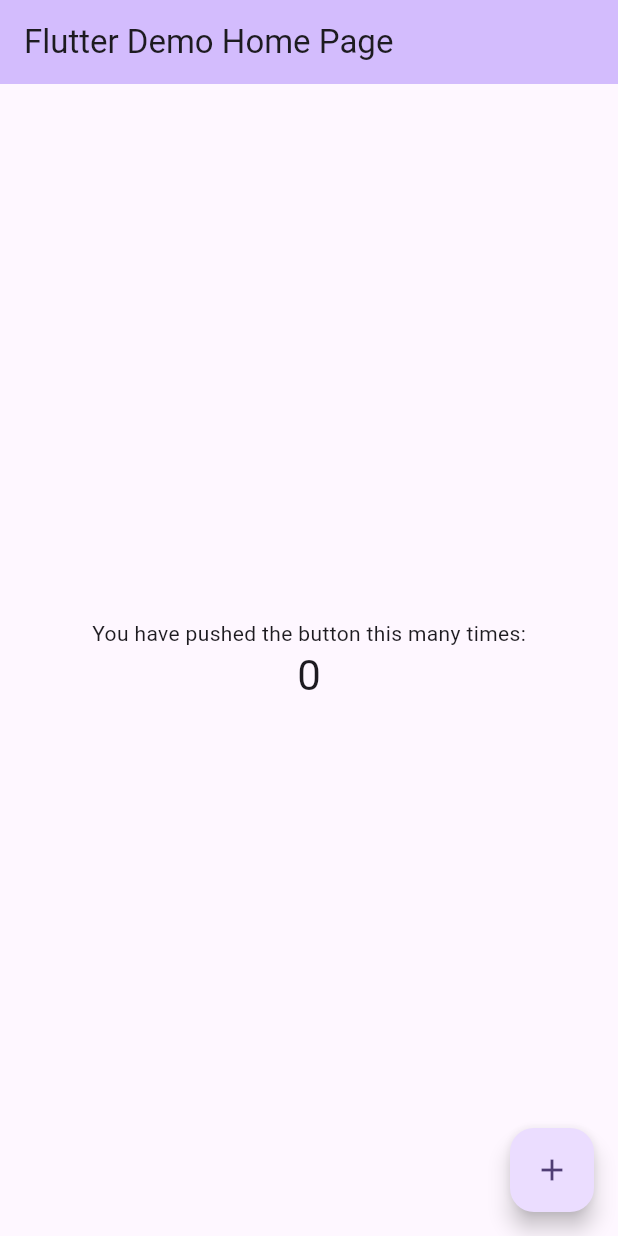
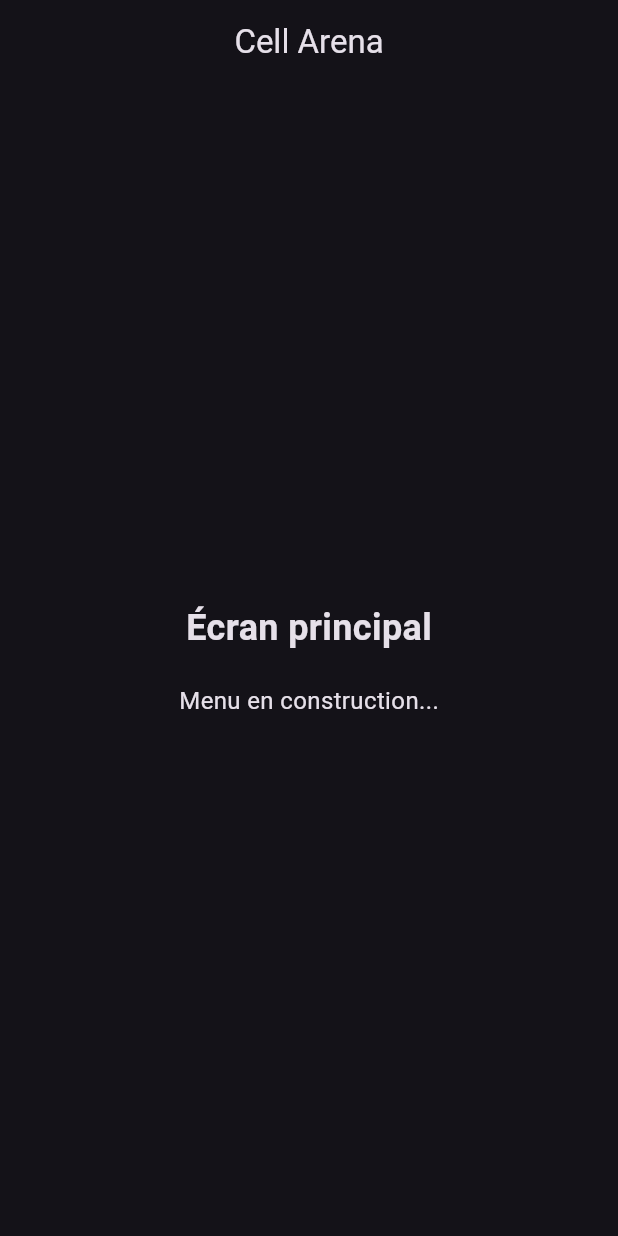
Before and after one commit to tikev1566/projet_cell_k_a, a Flutter app: the screen it shows after launch, on a phone screen of 412 x 824 dp. Run offline on Flutter 3.47's test engine with Material 3 defaults, Android fonts, the phone set to English and light mode, and no system bars.

Commit message:
m1
mise a jour

```diff
--- a/lib/main.dart
+++ b/lib/main.dart
@@ -1,4 +1,5 @@
 import 'package:flutter/material.dart';
+import 'screens/home_screen.dart';
 
 void main() {
   runApp(const MyApp());
@@ -7,116 +8,13 @@ void main() {
 class MyApp extends StatelessWidget {
   const MyApp({super.key});
 
-  // This widget is the root of your application.
   @override
   Widget build(BuildContext context) {
     return MaterialApp(
-      title: 'Flutter Demo',
-      theme: ThemeData(
-        // This is the theme of your application.
-        //
-        // TRY THIS: Try running your application with "flutter run". You'll see
-        // the application has a purple toolbar. Then, without quitting the app,
-        // try changing the seedColor in the colorScheme below to Colors.green
-        // and then invoke "hot reload" (save your changes or press the "hot
-        // reload" button in a Flutter-supported IDE, or press "r" if you used
-        // the command line to start the app).
-        //
-        // Notice that the counter didn't reset back to zero; the application
-        // state is not lost during the reload. To reset the state, use hot
-        // restart instead.
-        //
-        // This works for code too, not just values: Most code changes can be
-        // tested with just a hot reload.
-        colorScheme: .fromSeed(seedColor: Colors.deepPurple),
-      ),
-      home: const MyHomePage(title: 'Flutter Demo Home Page'),
+      title: 'Cell Arena',
+      debugShowCheckedModeBanner: false,
+      theme: ThemeData.dark(),
+      home: const HomeScreen(),
     );
   }
 }
-
-class MyHomePage extends StatefulWidget {
-  const MyHomePage({super.key, required this.title});
-
-  // This widget is the home page of your application. It is stateful, meaning
-  // that it has a State object (defined below) that contains fields that affect
-  // how it looks.
-
-  // This class is the configuration for the state. It holds the values (in this
-  // case the title) provided by the parent (in this case the App widget) and
-  // used by the build method of the State. Fields in a Widget subclass are
-  // always marked "final".
-
-  final String title;
-
-  @override
-  State<MyHomePage> createState() => _MyHomePageState();
-}
-
-class _MyHomePageState extends State<MyHomePage> {
-  int _counter = 0;
-
-  void _incrementCounter() {
-    setState(() {
-      // This call to setState tells the Flutter framework that something has
-      // changed in this State, which causes it to rerun the build method below
-      // so that the display can reflect the updated values. If we changed
-      // _counter without calling setState(), then the build method would not be
-      // called again, and so nothing would appear to happen.
-      _counter++;
-    });
-  }
-
-  @override
-  Widget build(BuildContext context) {
-    // This method is rerun every time setState is called, for instance as done
-    // by the _incrementCounter method above.
-    //
-    // The Flutter framework has been optimized to make rerunning build methods
-    // fast, so that you can just rebuild anything that needs updating rather
-    // than having to individually change instances of widgets.
-    return Scaffold(
-      appBar: AppBar(
-        // TRY THIS: Try changing the color here to a specific color (to
-        // Colors.amber, perhaps?) and trigger a hot reload to see the AppBar
-        // change color while the other colors stay the same.
-        backgroundColor: Theme.of(context).colorScheme.inversePrimary,
-        // Here we take the value from the MyHomePage object that was created by
-        // the App.build method, and use it to set our appbar title.
-        title: Text(widget.title),
-      ),
-      body: Center(
-        // Center is a layout widget. It takes a single child and positions it
-        // in the middle of the parent.
-        child: Column(
-          // Column is also a layout widget. It takes a list of children and
-          // arranges them vertically. By default, it sizes itself to fit its
-          // children horizontally, and tries to be as tall as its parent.
-          //
-          // Column has various properties to control how it sizes itself and
-          // how it positions its children. Here we use mainAxisAlignment to
-          // center the children vertically; the main axis here is the vertical
-          // axis because Columns are vertical (the cross axis would be
-          // horizontal).
-          //
-          // TRY THIS: Invoke "debug painting" (choose the "Toggle Debug Paint"
-          // action in the IDE, or press "p" in the console), to see the
-          // wireframe for each widget.
-          mainAxisAlignment: .center,
-          children: [
-            const Text('You have pushed the button this many times:'),
-            Text(
-              '$_counter',
-              style: Theme.of(context).textTheme.headlineMedium,
-            ),
-          ],
-        ),
-      ),
-      floatingActionButton: FloatingActionButton(
-        onPressed: _incrementCounter,
-        tooltip: 'Increment',
-        child: const Icon(Icons.add),
-      ),
-    );
-  }
-}
--- /dev/null
+++ b/lib/screens/home_screen.dart
@@ -0,0 +1,31 @@
+import 'package:flutter/material.dart';
+
+class HomeScreen extends StatelessWidget {
+  const HomeScreen({super.key});
+
+  @override
+  Widget build(BuildContext context) {
+    return Scaffold(
+      appBar: AppBar(
+        title: const Text("Cell Arena"),
+        centerTitle: true,
+      ),
+      body: const Center(
+        child: Column(
+          mainAxisAlignment: MainAxisAlignment.center,
+          children: [
+            Text(
+              "Écran principal",
+              style: TextStyle(fontSize: 24, fontWeight: FontWeight.bold),
+            ),
+            SizedBox(height: 20),
+            Text(
+              "Menu en construction...",
+              style: TextStyle(fontSize: 16),
+            ),
+          ],
+        ),
+      ),
+    );
+  }
+}
```
